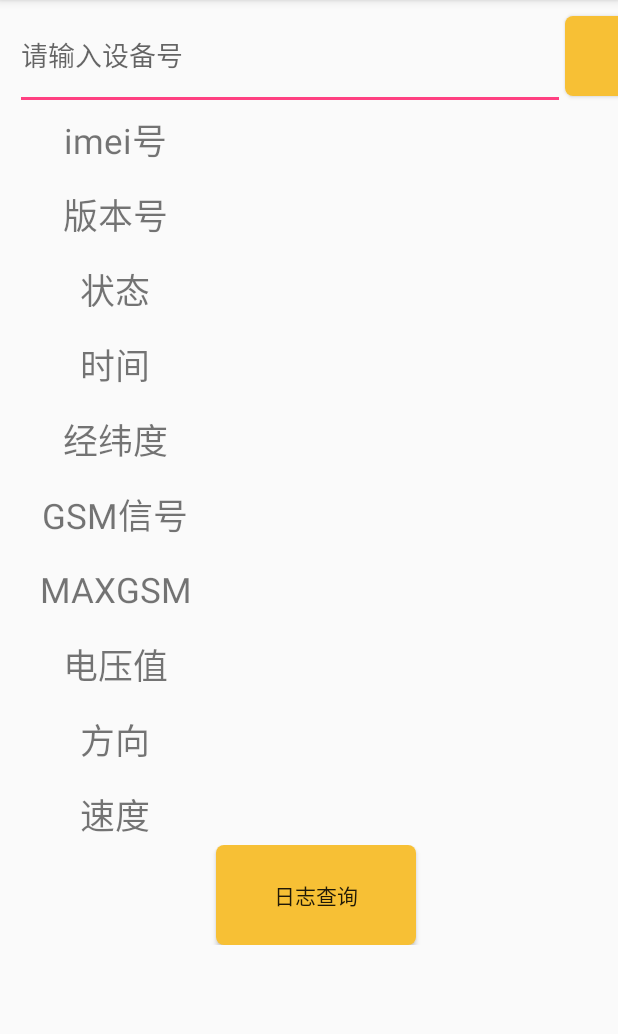
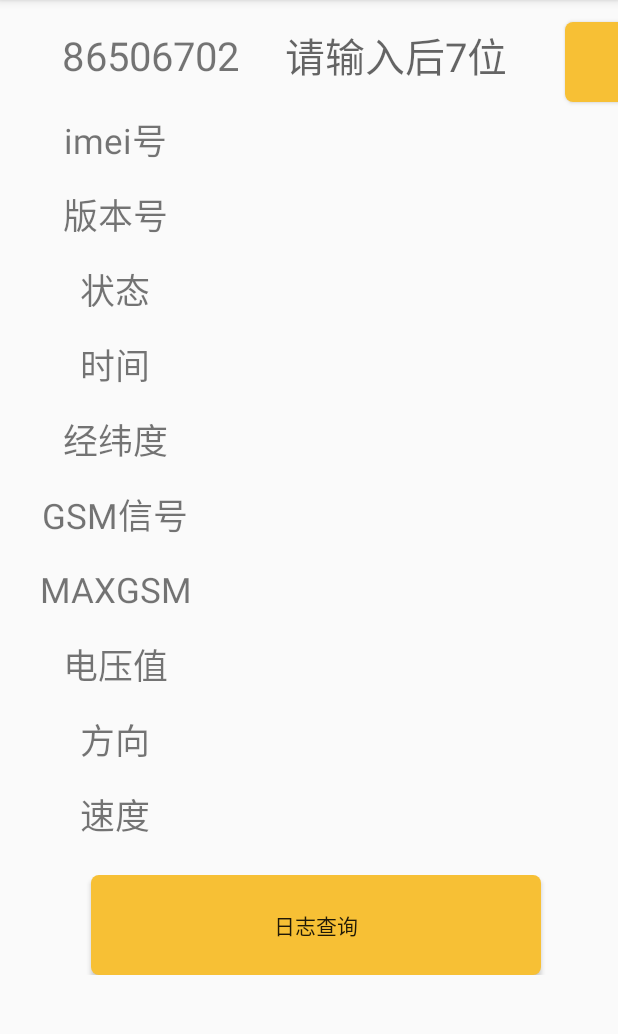
Before and after one commit to thc10/ElectrombileAndroidTool, an Android app: the screen it shows after launch (MainActivity), on a phone screen of 412 x 824 dp, the part 84-1118 px from its top. Run offline under Robolectric (Android 15) with nearby library versions, the phone set to English and light mode, and no system bars; our stand-ins replace EventBus.

```diff
--- a/app/src/main/java/com/xiaoantech/imeidatasearch/MainActivity.java
+++ b/app/src/main/java/com/xiaoantech/imeidatasearch/MainActivity.java
@@ -63,7 +63,7 @@ public class MainActivity extends AppCompatActivity {
 
     public void getIMEIData(){
         EditText editText = (EditText)findViewById(R.id.Imei_input);
-        String IMEI = (editText.getText()).toString();
+        String IMEI = "86506702" + (editText.getText()).toString();
         if (null != IMEI){
             String url =   "http://api.xiaoan110.com:8083/v1/imeiData/" + IMEI;
             HttpManage.getHttpResult(url, HttpManage.getType.GET_TYPE_IMEIDATA);
--- a/app/src/main/res/layout/activity_main.xml
+++ b/app/src/main/res/layout/activity_main.xml
@@ -17,12 +17,19 @@
             android:layout_width="match_parent"
             android:layout_height="110px"
             android:orientation="horizontal">
+            <TextView
+                android:layout_width="270px"
+                android:layout_height="match_parent"
+                android:text="86506702"
+                android:textSize="40px"
+                android:gravity="center"/>
             <EditText
                 android:id="@+id/Imei_input"
-                android:layout_width="550px"
-                android:hint="请输入设备号"
-                android:layout_height="match_parent"
-                android:textColorLink="@color/appOrange" />
+                android:layout_width="280px"
+                android:hint="请输入后7位"
+                android:textSize="40px"
+                android:background="@null"
+                android:layout_height="match_parent"/>
             <Button
                 android:layout_width="150px"
                 android:layout_height="80px"
@@ -247,12 +254,16 @@
                 android:gravity="center"/>
         </LinearLayout>
 
+        <View
+            android:layout_width="match_parent"
+            android:layout_height="30px"/>
+
         <LinearLayout
             android:layout_width="match_parent"
             android:layout_height="100px"
             android:gravity="center">
             <Button
-                android:layout_width="200px"
+                android:layout_width="450px"
                 android:layout_height="match_parent"
                 android:background="@drawable/btn_yellow"
                 android:text="日志查询"
```
Also changed, not shown: app/src/main/java/com/xiaoantech/imeidatasearch/RecordSearch.java (+5 -4 lines), app/src/main/res/layout/activity_record.xml (+26 -3 lines), app/src/main/res/layout/item.xml (+8 -2 lines).
